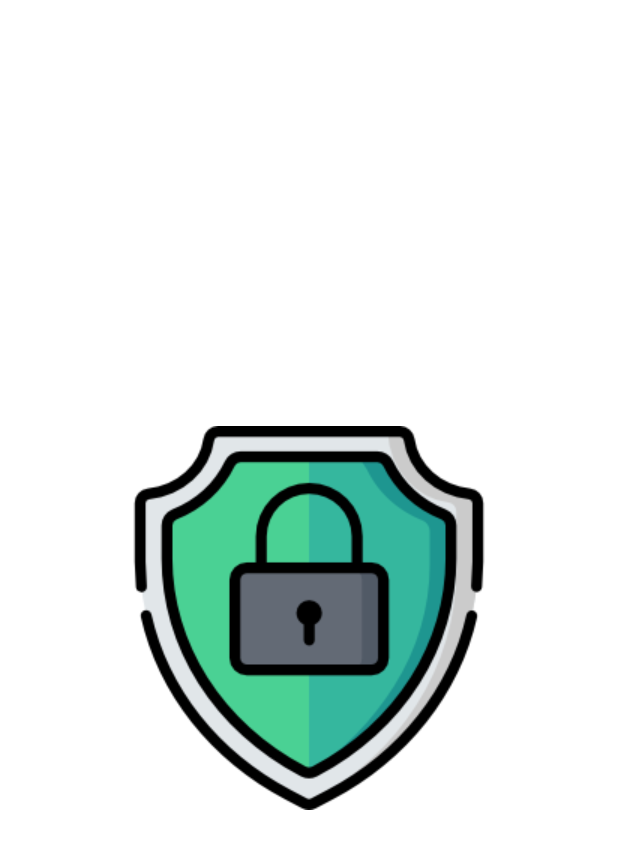
After one commit to jassanchez/SecureNotes, an Android app: the SplashActivity screen opened directly, with no data from a screen before it, on a phone screen of 412 x 824 dp. The commit adds this screen. Shown: the top 849 px of the screen. Run offline under Robolectric (Android 15) with nearby library versions, the phone set to English and light mode, and no system bars; 1 statement that could not run was skipped.

Commit message:
Splash Screen

```diff
--- /dev/null
+++ b/app/src/main/java/com/teammanco/securenotes/SplashActivity.java
@@ -0,0 +1,19 @@
+package com.teammanco.securenotes;
+
+import androidx.appcompat.app.AppCompatActivity;
+
+import android.content.Intent;
+import android.os.Bundle;
+import android.os.SystemClock;
+
+public class SplashActivity extends AppCompatActivity {
+
+    @Override
+    protected void onCreate(Bundle savedInstanceState) {
+        super.onCreate(savedInstanceState);
+        SystemClock.sleep(1500);
+        Intent intent = new Intent(this, ConsultaNotas.class);
+        startActivity(intent);
+        finish();
+    }
+}
--- /dev/null
+++ b/app/src/main/res/drawable/splash.xml
@@ -0,0 +1,9 @@
+<?xml version="1.0" encoding="utf-8"?>
+<layer-list xmlns:android="http://schemas.android.com/apk/res/android">
+    <item android:drawable="@color/ic_launcher_background"/>
+    <item>
+        <bitmap
+            android:gravity="center"
+            android:src="@drawable/logo_splash"/>
+    </item>
+</layer-list>
--- a/app/src/main/res/values/themes.xml
+++ b/app/src/main/res/values/themes.xml
@@ -13,4 +13,10 @@
         <item name="android:statusBarColor" tools:targetApi="l">?attr/colorPrimaryVariant</item>
         <!-- Customize your theme here. -->
     </style>
+
+    <style name="SplashTheme" parent="Theme.AppCompat.NoActionBar">
+        <item name="android:windowBackground">
+            @drawable/splash
+        </item>
+    </style>
 </resources>
```
Also changed, not shown: app/src/main/AndroidManifest.xml (+5 -4 lines), app/src/main/java/com/teammanco/securenotes/Conexión/Controller.java (+23 -15 lines), app/src/main/res/drawable-v24/logo_splash.png (added).
